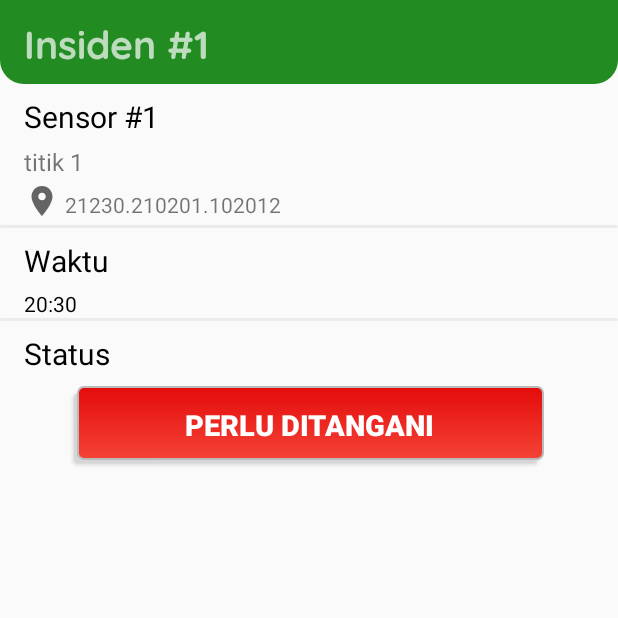
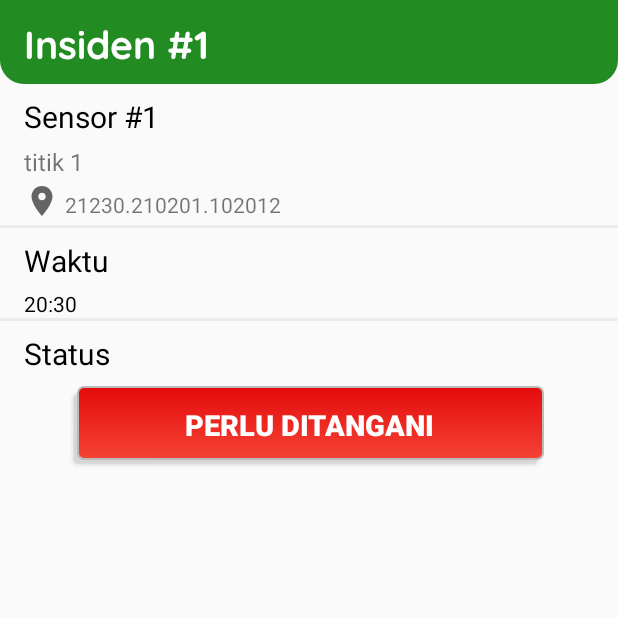
Before and after one commit to bangkit-cap0423/Guifena, an Android app: the screen it shows after launch (DetailIncident), after a tap on an icon or button, on a phone screen of 412 x 824 dp, the top half of it. Run offline under Robolectric (Android 15) with nearby library versions, the light colour scheme and no system bars; our stand-ins replace navigation-ui; network calls fail; 1 statement that could not run was skipped.

Commit message:
tweak layout, themes, and parcelize intent to DetailIncident.kt

```diff
--- a/app/src/main/java/com/twentythirty/guifena/ui/detailIncident/DetailIncident.kt
+++ b/app/src/main/java/com/twentythirty/guifena/ui/detailIncident/DetailIncident.kt
@@ -4,17 +4,12 @@ import androidx.appcompat.app.AppCompatActivity
 import android.os.Bundle
 import android.view.View
 import com.twentythirty.guifena.R
+import com.twentythirty.guifena.data.IncidentEntity
 import com.twentythirty.guifena.databinding.ActivityDetailIncidentBinding
 
 class DetailIncident : AppCompatActivity() {
     companion object {
         const val EXTRA_DATA = "extra_data"
-        const val EXTRA_ID = "extra_id"
-        const val EXTRA_POINT_LOC = "extra_point_loc"
-        const val EXTRA_COORDINATE = "extra_coordinate"
-        const val EXTRA_STATUS = "extra_status"
-        const val EXTRA_SENSOR_NAME = "extra_sensor_name"
-        const val EXTRA_TIME = "extra_time"
     }
 
     private lateinit var binding: ActivityDetailIncidentBinding
@@ -24,27 +19,22 @@ class DetailIncident : AppCompatActivity() {
         binding = ActivityDetailIncidentBinding.inflate(layoutInflater)
         setContentView(binding.root)
 
-        val id = intent.getIntExtra(EXTRA_ID, 0)
-        val sensorName = intent.getIntExtra(EXTRA_SENSOR_NAME, 0)
-        val pointLocation = intent.getStringExtra(EXTRA_POINT_LOC)
-        val coordinate = intent.getStringExtra(EXTRA_COORDINATE)
-        val status = intent.getIntExtra(EXTRA_STATUS, 0)
-        val timeStamp = intent.getStringExtra(EXTRA_TIME)
+        val data = intent.getParcelableExtra<IncidentEntity>(EXTRA_DATA)
 
         binding.apply {
-            supportActionBar?.title = "Insiden #$id"
+            supportActionBar?.title = "Insiden #${data?.id}"
 
-            tvSensorName.text = getString(R.string.sensor_name, sensorName)
-            tvPointName.text = pointLocation
-            tvCoordinate.text = coordinate
-            tvTime.text = timeStamp
+            tvSensorName.text = getString(R.string.sensor_name, data?.sensor)
+            tvPointName.text = data?.sensorName
+            tvCoordinate.text = data?.sensorLocation
+            tvTime.text = data?.timestamp
 
-            var statusChange = status
-            setStatus(statusChange)
+            var statusChange = data?.status
+            setStatus(statusChange!!)
             btnStatus.setOnClickListener {
                 //set incident status here
                 statusChange = 1
-                setStatus(statusChange)
+                setStatus(statusChange!!)
             }
 
             btnDone.setOnClickListener {
--- a/app/src/main/java/com/twentythirty/guifena/ui/home/HomeFragment.kt
+++ b/app/src/main/java/com/twentythirty/guifena/ui/home/HomeFragment.kt
@@ -63,13 +63,7 @@ class HomeFragment : Fragment() {
             homeAdapter.setIncident(dummy)
             homeAdapter.onItemClick = { data ->
                 val intent = Intent(activity, DetailIncident::class.java)
-//              Use Parcelize data //intent.putExtra(DetailIncident.EXTRA_DATA, data)
-                intent.putExtra(DetailIncident.EXTRA_ID, dummy[0].id)
-                intent.putExtra(DetailIncident.EXTRA_SENSOR_NAME, dummy[0].sensor)
-                intent.putExtra(DetailIncident.EXTRA_POINT_LOC, dummy[0].sensorName)
-                intent.putExtra(DetailIncident.EXTRA_COORDINATE, dummy[0].sensorLocation)
-                intent.putExtra(DetailIncident.EXTRA_STATUS, dummy[0].status)
-                intent.putExtra(DetailIncident.EXTRA_TIME, dummy[0].timestamp)
+                intent.putExtra(DetailIncident.EXTRA_DATA, data)
                 startActivity(intent)
             }
         }
--- a/app/src/main/java/com/twentythirty/guifena/ui/home/HomeViewModel.kt
+++ b/app/src/main/java/com/twentythirty/guifena/ui/home/HomeViewModel.kt
@@ -7,7 +7,7 @@ import androidx.lifecycle.viewModelScope
 import com.twentythirty.guifena.data.MainRepository
 import kotlinx.coroutines.launch
 
-class HomeViewModel(val mainRepository: MainRepository) : ViewModel() {
+class HomeViewModel(private val mainRepository: MainRepository) : ViewModel() {
 
     private val _textOnline = MutableLiveData<String>().apply {
         value = "0"
--- a/app/src/main/res/layout/fragment_home.xml
+++ b/app/src/main/res/layout/fragment_home.xml
@@ -14,7 +14,7 @@
         android:layout_marginStart="16dp"
         android:layout_marginTop="8dp"
         android:fontFamily="@font/quicksand"
-        tools:text="Hai,\nTopan"
+        android:text="Hai,\nTopan"
         android:textColor="@color/white"
         android:textSize="28sp"
         android:textStyle="bold"
@@ -58,7 +58,7 @@
                 android:layout_height="wrap_content"
                 android:layout_marginTop="8dp"
                 android:fontFamily="@font/quicksand_bold"
-                tools:text="100"
+                android:text="100"
                 android:textAlignment="center"
                 android:textColor="@color/black"
                 android:textSize="28sp"
@@ -72,7 +72,7 @@
                 android:layout_width="wrap_content"
                 android:layout_height="wrap_content"
                 android:fontFamily="@font/quicksand"
-                tools:text="sensor\nonline"
+                android:text="sensor\nonline"
                 android:textAlignment="center"
                 android:textColor="@color/black"
                 android:textSize="20sp"
@@ -98,7 +98,7 @@
                 android:layout_height="wrap_content"
                 android:layout_marginTop="8dp"
                 android:fontFamily="@font/quicksand_bold"
-                tools:text="0"
+                android:text="0"
                 android:textAlignment="center"
                 android:textColor="@color/black"
                 android:textSize="28sp"
@@ -114,7 +114,7 @@
                 android:layout_marginStart="2dp"
                 android:layout_marginEnd="2dp"
                 android:fontFamily="@font/quicksand"
-                tools:text="insiden\ndalam 1 jam terakhir"
+                android:text="insiden\ndalam 1 jam terakhir"
                 android:textAlignment="center"
                 android:textColor="@color/black"
                 android:textSize="20sp"
@@ -132,7 +132,7 @@
         android:layout_marginStart="16dp"
         android:layout_marginTop="8dp"
         android:fontFamily="@font/quicksand_bold"
-        tools:text="Insiden"
+        android:text="Insiden"
         android:textColor="@color/black"
         android:textSize="24sp"
         app:layout_constraintStart_toStartOf="parent"
--- a/app/src/main/res/values/themes.xml
+++ b/app/src/main/res/values/themes.xml
@@ -27,5 +27,6 @@
     <style name="Theme.AppLib.ActionBar.TitleTextStyle" parent="">
         <item name="android:fontFamily">@font/quicksand_bold</item>
         <item name="android:textSize">26sp</item>
+        <item name="android:textColor">@color/white</item>
     </style>
 </resources>
```
